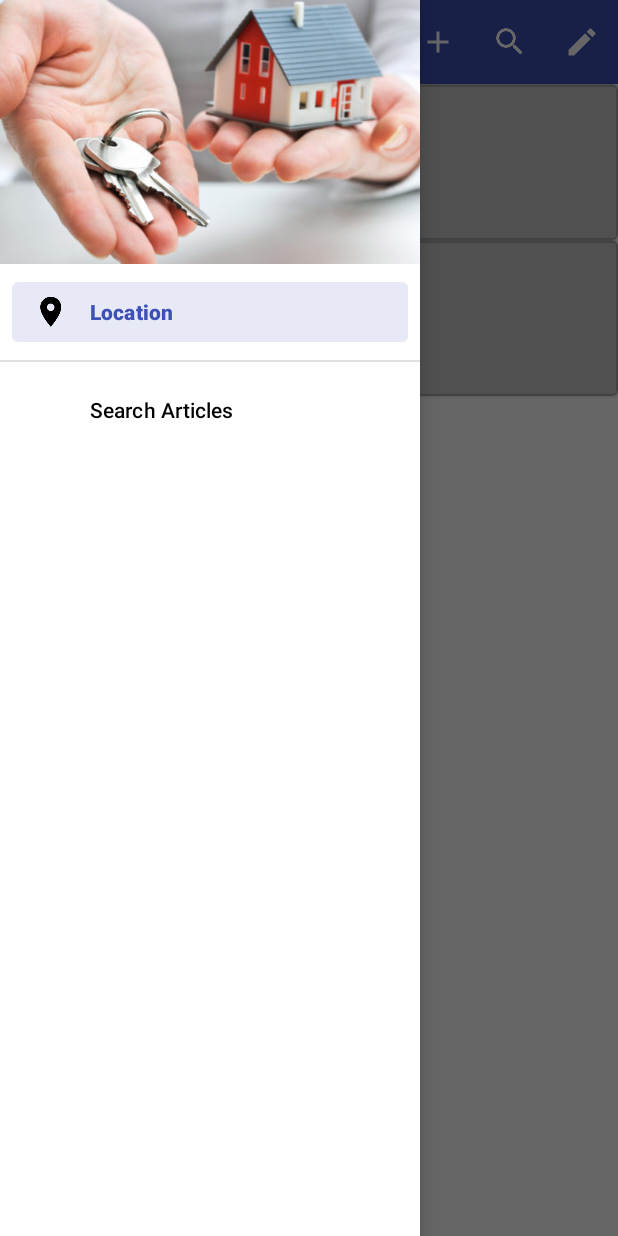
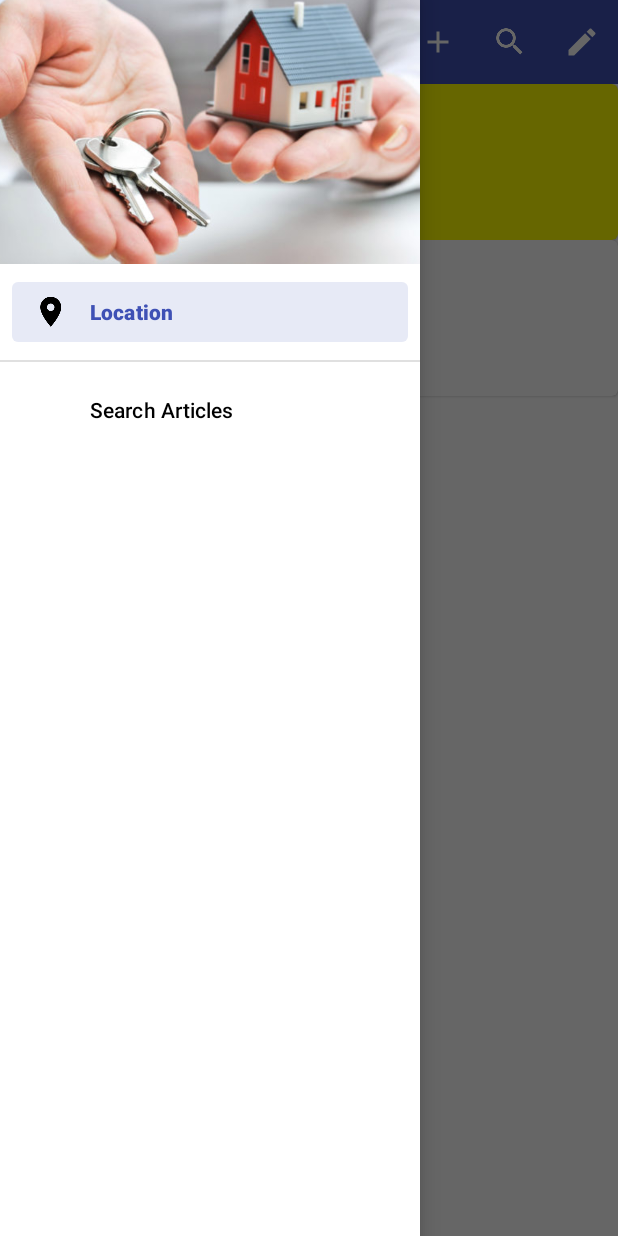
Before and after one commit to MicaSag/RealEstateManager, an Android app: the screen it shows after launch (RealEstateManagerActivity), with the side drawer open, on a phone screen of 412 x 824 dp. Run offline under Robolectric (Android 15) with nearby library versions, the phone set to English and light mode, and no system bars; our stand-ins replace ButterKnife, Room's generated code; libraries missing offline, so code that uses them is left out: com.jakewharton.threetenabp; pictures from the network do not load; 1 statement that could not run was skipped.

Commit message:
Add indicate selected Item in ListFragment

```diff
--- a/app/src/main/java/com/openclassrooms/realestatemanager/adapters/estateList/EstateListViewHolder.java
+++ b/app/src/main/java/com/openclassrooms/realestatemanager/adapters/estateList/EstateListViewHolder.java
@@ -2,13 +2,17 @@ package com.openclassrooms.realestatemanager.adapters.estateList;
 
 import androidx.recyclerview.widget.RecyclerView;
 
+import android.graphics.Color;
+import android.util.Log;
 import android.view.View;
 import android.widget.ImageView;
 import android.widget.TextView;
 
 import com.bumptech.glide.RequestManager;
+import com.google.android.material.card.MaterialCardView;
 import com.openclassrooms.realestatemanager.models.Estate;
 import com.openclassrooms.realestatemanager.R;
+import com.openclassrooms.realestatemanager.repositories.CurrentEstateDataRepository;
 
 import java.text.DecimalFormat;
 import java.text.DecimalFormatSymbols;
@@ -25,6 +29,9 @@ public class EstateListViewHolder extends RecyclerView.ViewHolder implements Vie
     @BindView(R.id.fragment_list_estate_location) TextView mLocation;
     @BindView(R.id.fragment_list_estate_type) TextView mType;
     @BindView(R.id.fragment_list_estate_prize) TextView mPrize;
+    @BindView(R.id.fragment_list_estate_sale) ImageView mSale;
+    @BindView(R.id.fragment_list_estate_mcv) MaterialCardView mMCV;
+
 
     private EstateListAdapter.OnEstateClick mOnEstateClick;
     private Estate mEstate;
@@ -54,6 +61,19 @@ public class EstateListViewHolder extends RecyclerView.ViewHolder implements Vie
         // Display Estate Price
         DecimalFormat decimalFormat = new DecimalFormat("#,###", new DecimalFormatSymbols(Locale.US));
         mPrize.setText("$"+decimalFormat.format(estate.getPrice()));
+
+        // Display Sale
+        if (estate.getDateOfSale() != null) mSale.setVisibility(View.VISIBLE);
+        else mSale.setVisibility(View.INVISIBLE);
+
+        // For indicate item Selected
+        if (estate.getEstate_Id() == CurrentEstateDataRepository.getInstance()
+                .getCurrentEstate_Id().getValue()) {
+            mMCV.setCardBackgroundColor(Color.YELLOW);
+        }
+        else {
+            mMCV.setCardBackgroundColor(Color.WHITE);
+        }
     }
 
     @Override
--- a/app/src/main/java/com/openclassrooms/realestatemanager/controllers/activities/RealEstateManagerActivity.java
+++ b/app/src/main/java/com/openclassrooms/realestatemanager/controllers/activities/RealEstateManagerActivity.java
@@ -237,6 +237,8 @@ public class RealEstateManagerActivity  extends BaseActivity
         Log.d(TAG, "onEstateClick: ");
         CurrentEstateDataRepository.getInstance().setCurrentEstate_Id(estate.getEstate_Id());
 
+        //
+
 
         // We only add DetailsFragment in Tablet mode (If found frame_layout_detail)
         if (findViewById(R.id.fragment_estate_details) == null)
--- a/app/src/main/java/com/openclassrooms/realestatemanager/controllers/fragments/EstateListFragment.java
+++ b/app/src/main/java/com/openclassrooms/realestatemanager/controllers/fragments/EstateListFragment.java
@@ -21,6 +21,7 @@ import com.openclassrooms.realestatemanager.injections.Injection;
 import com.openclassrooms.realestatemanager.injections.ViewModelFactory;
 import com.openclassrooms.realestatemanager.models.Estate;
 import com.openclassrooms.realestatemanager.models.views.RealEstateManagerViewModel;
+import com.openclassrooms.realestatemanager.repositories.CurrentEstateDataRepository;
 
 import java.util.ArrayList;
 import java.util.List;
@@ -98,6 +99,9 @@ public class EstateListFragment extends Fragment {
 
         // Observe a change of Current Estates
         mRealEstateManagerViewModel.getCurrentEstates().observe(this, this::updateEstateList);
+
+        // Observe a change of Current Estate
+        CurrentEstateDataRepository.getInstance().getCurrentEstate_Id().observe(this, this::updateEstateList);
     }
     // --------------------------------------------------------------------------------------------
     //                                    CONFIGURATION
@@ -130,4 +134,9 @@ public class EstateListFragment extends Fragment {
 
         if (estates != null) mEstateListAdapter.updateData(estates);
     }
+    // Update the list of Estate
+    private void updateEstateList(Long currentEstate_Id){
+
+        mEstateListAdapter.notifyDataSetChanged();
+    }
 }
```
Also changed, not shown: app/src/main/java/com/openclassrooms/realestatemanager/controllers/activities/UpdateEstateActivity.java (+5 -2 lines), app/src/main/res/layout/fragment_estate_list_view_holder.xml (+19 -2 lines), app/src/main/res/drawable/sale_48.png (added).
